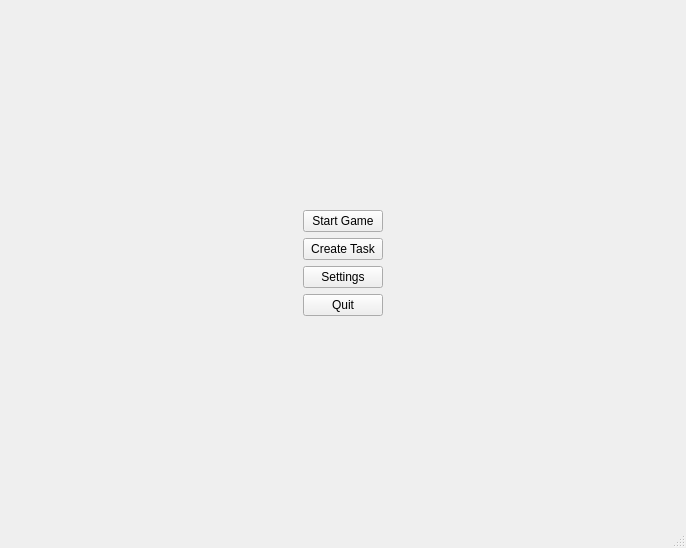
This is Client/mainwindow.ui in Code-team-open-source/Code-team as Qt 5 draws it before an edit. The edited form follows.
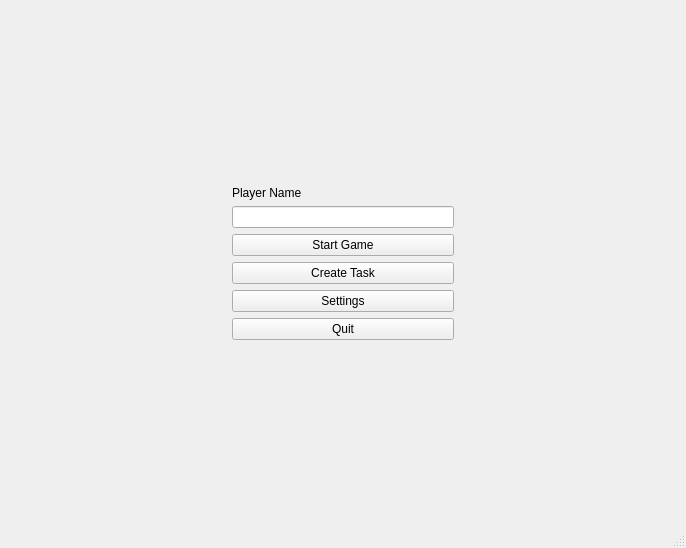
This is the edited form.

The edit to the form file:
```diff
--- a/Client/mainwindow.ui
+++ b/Client/mainwindow.ui
@@ -18,13 +18,6 @@
   </property>
   <widget class="QWidget" name="centralwidget">
    <layout class="QGridLayout" name="gridLayout">
-    <item row="2" column="1">
-     <widget class="QPushButton" name="pushButton_2">
-      <property name="text">
-       <string>Create Task</string>
-      </property>
-     </widget>
-    </item>
     <item row="0" column="1">
      <spacer name="verticalSpacer">
       <property name="orientation">
@@ -38,28 +31,61 @@
       </property>
      </spacer>
     </item>
+    <item row="6" column="1">
+     <spacer name="verticalSpacer_2">
+      <property name="orientation">
+       <enum>Qt::Vertical</enum>
+      </property>
+      <property name="sizeHint" stdset="0">
+       <size>
+        <width>20</width>
+        <height>40</height>
+       </size>
+      </property>
+     </spacer>
+    </item>
     <item row="3" column="1">
+     <widget class="QPushButton" name="pushButton_2">
+      <property name="text">
+       <string>Create Task</string>
+      </property>
+     </widget>
+    </item>
+    <item row="4" column="1">
      <widget class="QPushButton" name="settings">
       <property name="text">
        <string>Settings</string>
       </property>
      </widget>
     </item>
-    <item row="4" column="1">
+    <item row="3" column="0">
+     <spacer name="horizontalSpacer">
+      <property name="orientation">
+       <enum>Qt::Horizontal</enum>
+      </property>
+      <property name="sizeHint" stdset="0">
+       <size>
+        <width>40</width>
+        <height>20</height>
+       </size>
+      </property>
+     </spacer>
+    </item>
+    <item row="5" column="1">
      <widget class="QPushButton" name="quit">
       <property name="text">
        <string>Quit</string>
       </property>
      </widget>
     </item>
-    <item row="1" column="1">
+    <item row="2" column="1">
      <widget class="QPushButton" name="pushButton">
       <property name="text">
        <string>Start Game</string>
       </property>
      </widget>
     </item>
-    <item row="2" column="2">
+    <item row="3" column="2">
      <spacer name="horizontalSpacer_2">
       <property name="orientation">
        <enum>Qt::Horizontal</enum>
@@ -72,31 +98,19 @@
       </property>
      </spacer>
     </item>
-    <item row="2" column="0">
-     <spacer name="horizontalSpacer">
-      <property name="orientation">
-       <enum>Qt::Horizontal</enum>
-      </property>
-      <property name="sizeHint" stdset="0">
-       <size>
-        <width>40</width>
-        <height>20</height>
-       </size>
-      </property>
-     </spacer>
-    </item>
-    <item row="5" column="1">
-     <spacer name="verticalSpacer_2">
-      <property name="orientation">
-       <enum>Qt::Vertical</enum>
-      </property>
-      <property name="sizeHint" stdset="0">
-       <size>
-        <width>20</width>
-        <height>40</height>
-       </size>
-      </property>
-     </spacer>
+    <item row="1" column="1">
+     <layout class="QGridLayout" name="gridLayout_2">
+      <item row="1" column="0">
+       <widget class="QLineEdit" name="lineEdit"/>
+      </item>
+      <item row="0" column="0">
+       <widget class="QLabel" name="label">
+        <property name="text">
+         <string>Player Name</string>
+        </property>
+       </widget>
+      </item>
+     </layout>
     </item>
    </layout>
   </widget>
```
